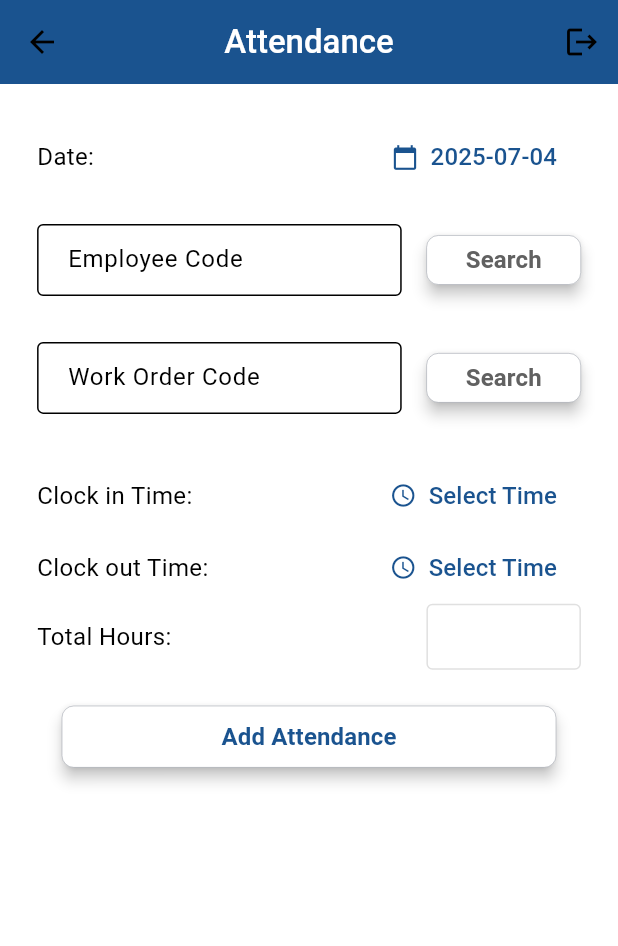
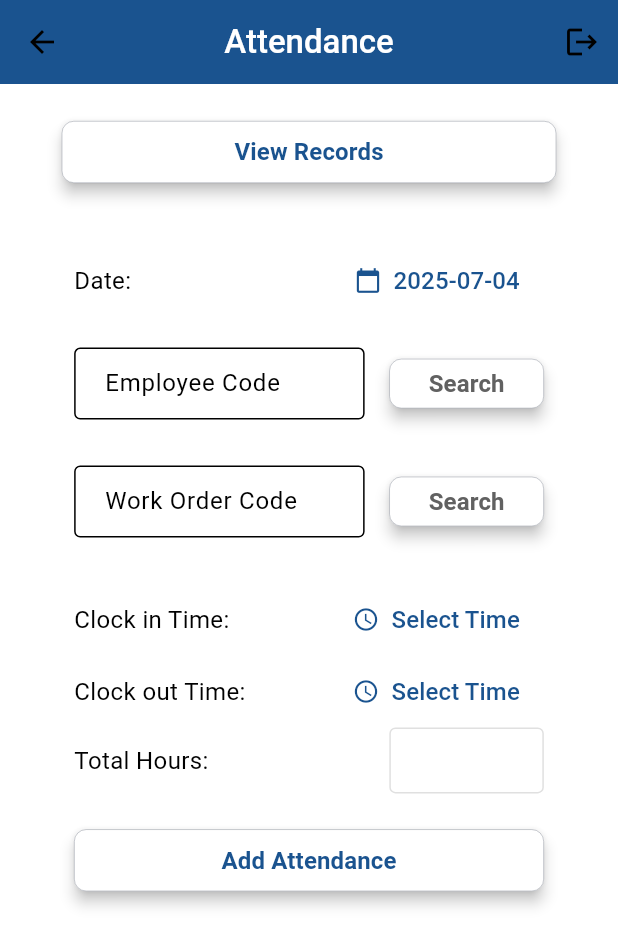
Before and after one commit to noor-faozi/albaderapp, a Flutter app: the AttendanceScreen screen opened directly, on a phone screen of 412 x 824 dp. Shown: the top 946 px of the screen. Run offline on Flutter 3.47's test engine with Material 3 defaults, Android fonts, the light colour scheme and no system bars; our stand-ins replace supabase_flutter; accounts and stored records are empty.

Commit message:
feat: add view records button in attendance screen

```diff
--- a/lib/screens/admin/attendance_screen.dart
+++ b/lib/screens/admin/attendance_screen.dart
@@ -1,5 +1,8 @@
+import 'package:albaderapp/screens/admin/attendance_records_screen.dart';
+import 'package:albaderapp/utils/responsive.dart';
 import 'package:albaderapp/widgets/attendance_form.dart';
 import 'package:albaderapp/widgets/custom_app_bar.dart';
+import 'package:albaderapp/widgets/custom_button.dart';
 import 'package:flutter/material.dart';
 
 class AttendanceScreen extends StatefulWidget {
@@ -13,8 +16,29 @@ class _AttendanceState extends State<AttendanceScreen> {
   @override
   Widget build(BuildContext context) {
     return Scaffold(
-      appBar:  CustomAppBar(title: "Attendance"),
-        body: const AttendanceForm(
-    ));
+        appBar: CustomAppBar(title: "Attendance"),
+        body: Padding(
+          padding: EdgeInsets.all(screenPadding(context, 0.06)),
+          child: Column(
+            children: [
+              CustomButton(
+                widthFactor: 0.8,
+                heightFactor: 0.1,
+                label: 'View Records',
+                onPressed: () {
+                  Navigator.push(
+                    context,
+                    MaterialPageRoute(
+                        builder: (context) => const AttendanceRecordsScreen()),
+                  );
+                },
+              ),
+              SizedBox(height: screenHeight(context, 0.02)),
+              const Expanded(
+                child: AttendanceForm(),
+              ),
+            ],
+          ),
+        ));
   }
 }
--- a/lib/screens/admin/overtime_records_screen.dart
+++ b/lib/screens/admin/overtime_records_screen.dart
@@ -141,6 +141,7 @@ class OvertimeDataTable extends DataTableSource {
       DataCell(Text(ovt['employee_name'] ?? '')),
       DataCell(Text(ovt['profession'] ?? '')),
       DataCell(Text(ovt['date']?.toString().split('T').first ?? '')),
+      DataCell(Text(ovt['work_order_id'] ?? '')),
       DataCell(Text(TimeUtils.formatTime(ovt['in_time']))),
       DataCell(Text(TimeUtils.formatTime(ovt['out_time']))),
       DataCell(Text(ovt['total_hours'] != null
@@ -234,6 +235,7 @@ class _OvertimeDataTableWidgetState extends State<OvertimeDataTableWidget> {
               DataColumn(label: Text('Name')),
               DataColumn(label: Text('Profession')),
               DataColumn(label: Text('Date')),
+              DataColumn(label: Text('W/O ID')),
               DataColumn(label: Text('In Time')),
               DataColumn(label: Text('Out Time')),
               DataColumn(label: Text('Total Hours')),
--- a/lib/widgets/overtime_approval_card.dart
+++ b/lib/widgets/overtime_approval_card.dart
@@ -38,6 +38,10 @@ class OvertimeApprovalCard extends StatelessWidget {
                   ),
                 ),
               ],
+            ),
+            _buildBoldText(
+              "W/O ID: ",
+              overtime['work_order_id'] ?? '',
             ),
             _buildBoldText(
               "Date: ",
```
Also changed, not shown: lib/screens/admin/attendance_records_screen.dart (+5 -4 lines).
